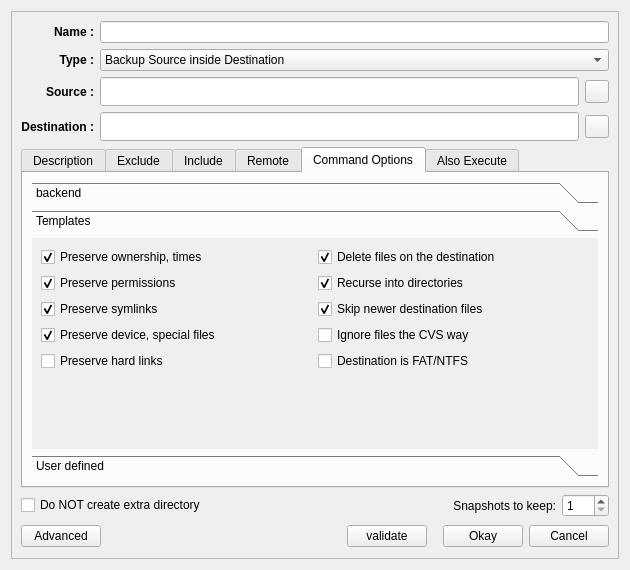
hsbasu/luckybackup, file ui/modifyDialog.ui: the form before one commit.
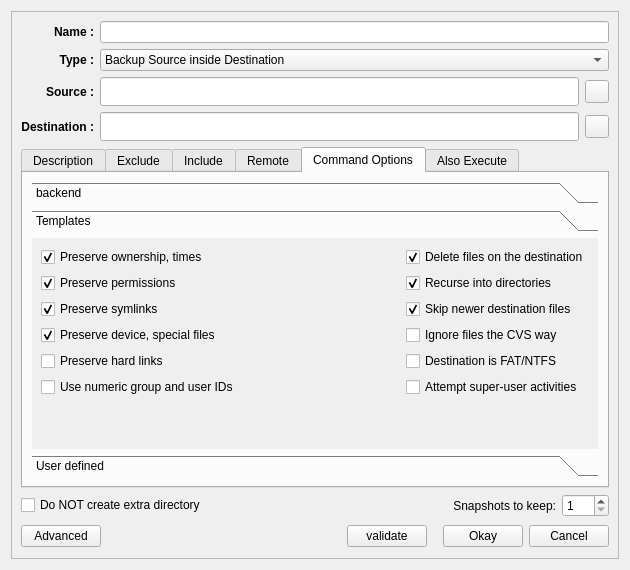
The form after the commit. The open tabs and pages were chosen to show the change. Icons and pictures are not drawn.

Patch:
```diff
--- a/ui/modifyDialog.ui
+++ b/ui/modifyDialog.ui
@@ -1912,8 +1912,8 @@
                <rect>
                 <x>0</x>
                 <y>0</y>
-                <width>453</width>
-                <height>133</height>
+                <width>582</width>
+                <height>231</height>
                </rect>
               </property>
               <attribute name="label">
@@ -1955,7 +1955,7 @@
                  </property>
                 </widget>
                </item>
-               <item row="0" column="1">
+               <item row="0" column="2">
                 <widget class="QCheckBox" name="checkBox_deleteAfter">
                  <property name="sizePolicy">
                   <sizepolicy hsizetype="Minimum" vsizetype="Minimum">
@@ -2020,7 +2020,7 @@
                  </property>
                 </widget>
                </item>
-               <item row="1" column="1">
+               <item row="1" column="2">
                 <widget class="QCheckBox" name="checkBox_recurse">
                  <property name="sizePolicy">
                   <sizepolicy hsizetype="Minimum" vsizetype="Minimum">
@@ -2078,7 +2078,7 @@
                  </property>
                 </widget>
                </item>
-               <item row="2" column="1">
+               <item row="2" column="2">
                 <widget class="QCheckBox" name="checkBox_update">
                  <property name="sizePolicy">
                   <sizepolicy hsizetype="Minimum" vsizetype="Minimum">
@@ -2142,7 +2142,7 @@
                  </property>
                 </widget>
                </item>
-               <item row="3" column="1">
+               <item row="3" column="2">
                 <widget class="QCheckBox" name="checkBox_cvs">
                  <property name="sizePolicy">
                   <sizepolicy hsizetype="Minimum" vsizetype="Minimum">
@@ -2195,7 +2195,7 @@
                  </property>
                 </widget>
                </item>
-               <item row="4" column="1">
+               <item row="4" column="2">
                 <widget class="QCheckBox" name="checkBox_FATntfs">
                  <property name="sizePolicy">
                   <sizepolicy hsizetype="Minimum" vsizetype="Minimum">
@@ -2223,6 +2223,65 @@
                 </widget>
                </item>
                <item row="5" column="0" colspan="2">
+                <widget class="QCheckBox" name="checkBox_numericIDs">
+                 <property name="sizePolicy">
+                  <sizepolicy hsizetype="Minimum" vsizetype="Minimum">
+                   <horstretch>0</horstretch>
+                   <verstretch>0</verstretch>
+                  </sizepolicy>
+                 </property>
+                 <property name="font">
+                  <font>
+                   <weight>50</weight>
+                   <bold>false</bold>
+                  </font>
+                 </property>
+                 <property name="cursor">
+                  <cursorShape>PointingHandCursor</cursorShape>
+                 </property>
+                 <property name="toolTip">
+                  <string>With this option rsync will transfer numeric group and user IDs
+rather than using user and group names
+and mapping them at both ends.
+(--numeric-ids)</string>
+                 </property>
+                 <property name="text">
+                  <string>Use numeric group and user IDs</string>
+                 </property>
+                </widget>
+               </item>
+               <item row="5" column="2">
+                <widget class="QCheckBox" name="checkBox_super">
+                 <property name="sizePolicy">
+                  <sizepolicy hsizetype="Minimum" vsizetype="Minimum">
+                   <horstretch>0</horstretch>
+                   <verstretch>0</verstretch>
+                  </sizepolicy>
+                 </property>
+                 <property name="font">
+                  <font>
+                   <weight>50</weight>
+                   <bold>false</bold>
+                  </font>
+                 </property>
+                 <property name="cursor">
+                  <cursorShape>PointingHandCursor</cursorShape>
+                 </property>
+                 <property name="toolTip">
+                  <string>This tells the receiving side to attempt super-user activities
+even if the receiving rsync wasn’t run by the super-user.
+These activities include:
+preserving users via the --owner option
+preserving all groups (not just the current user’s groups) via the --groups option
+and copying devices via the --devices option.
+(--super)</string>
+                 </property>
+                 <property name="text">
+                  <string>Attempt super-user activities</string>
+                 </property>
+                </widget>
+               </item>
+               <item row="6" column="1">
                 <spacer name="verticalSpacer_3">
                  <property name="orientation">
                   <enum>Qt::Vertical</enum>
```
Left out of the diff: 20 changed lines with no effect on the pictures.
